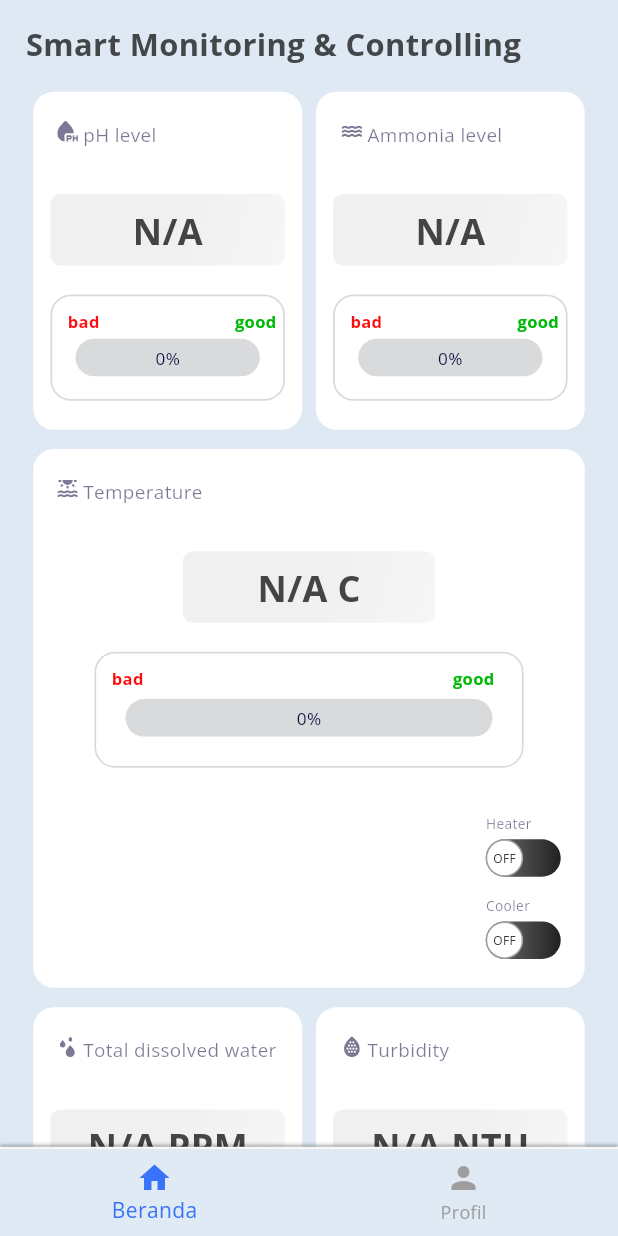
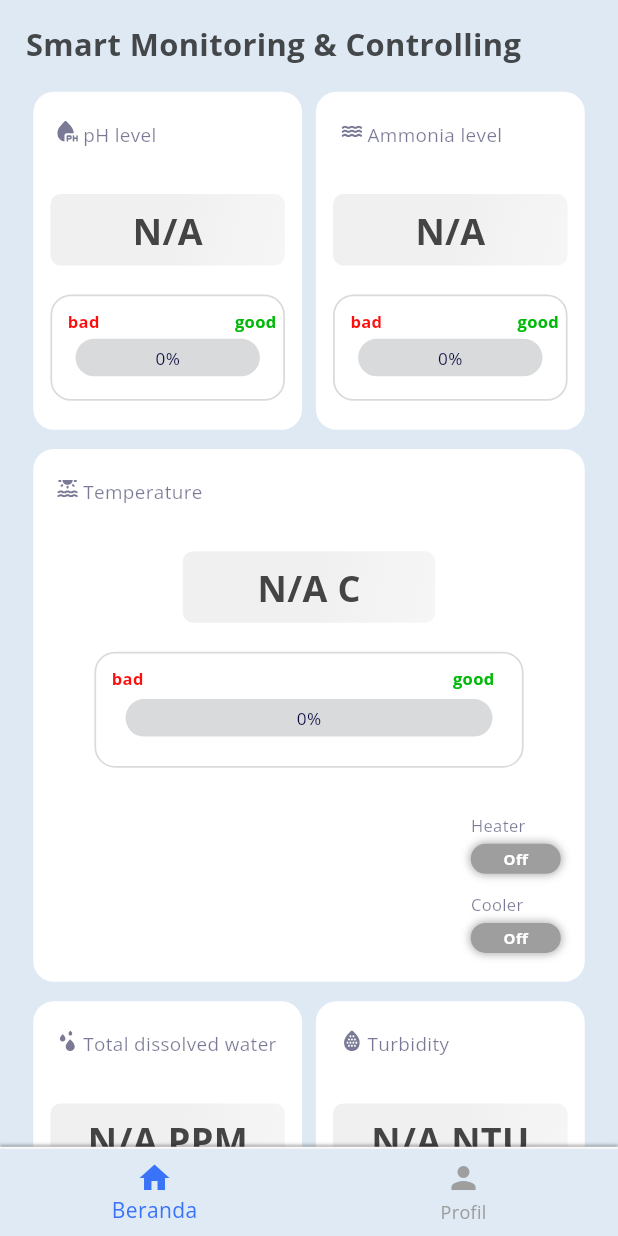
Before and after one commit to ZaeNau/TA-Capstone-Project_AquaKoi, a Flutter app: the DashboardScreen screen opened by its route, on a phone screen of 412 x 824 dp. Run offline on Flutter 3.47's test engine with Material 3 defaults, Android fonts, the phone set to English and light mode, and no system bars; drawn by our look-alikes of getwidget; our stand-ins replace cached_network_image, firebase_auth, firebase_core, firebase_database, firebase_messaging, flutter_svg and 5 more; accounts and stored records are empty.

Commit message:
Update dashboard_screen.dart

```diff
--- a/AquaKoi_main/lib/Presentation/dashboard_screen.dart
+++ b/AquaKoi_main/lib/Presentation/dashboard_screen.dart
@@ -5,78 +5,6 @@ import 'package:getwidget/getwidget.dart';
 import 'package:aquakoi/Presentation/profil_screen.dart';
 import 'package:flutter/material.dart';
 import '../core/app_export.dart';
-
-class ToggleButton extends StatefulWidget {
-  final bool initialState;
-  final Function(bool) onToggle;
-
-  const ToggleButton({super.key, required this.initialState, required this.onToggle});
-
-  @override
-  // ignore: library_private_types_in_public_api
-  _ToggleButtonState createState() => _ToggleButtonState();
-}
-
-class _ToggleButtonState extends State<ToggleButton> {
-  late bool isOn;
-
-  @override
-  void initState() {
-    super.initState();
-    isOn = widget.initialState;
-  }
-
-  void _toggle() {
-    setState(() {
-      isOn = !isOn;
-    });
-    widget.onToggle(isOn);
-  }
-
-  @override
-  Widget build(BuildContext context) {
-    return GestureDetector(
-      onTap: _toggle,
-      child: Container(
-        width: 50,
-        height: 25,
-        decoration: isOn
-            ? AppDecoration.gradientLightBlueToBlueA
-            : AppDecoration.gradientGrayToBlueGray,
-        child: Stack(
-          children: [
-            AnimatedPositioned(
-              duration: Duration(milliseconds: 300),
-              curve: Curves.easeInOut,
-              left: isOn ? 25 : 0,
-              right: isOn ? 0 : 25,
-              child: Container(
-                width: 25,
-                height: 25,
-                decoration: BoxDecoration(
-                  color: Color.fromARGB(255, 255, 255, 255),
-                  shape: BoxShape.circle,
-                  border: Border.all(
-                    color: isOn ? Colors.blue : Colors.grey,
-                    width: 1,
-                  ),
-                ),
-                alignment: Alignment.center,
-                child: Text(
-                  isOn ? 'ON' : 'OFF',
-                  style: TextStyle(
-                    color: isOn ? Colors.blue[700] : Colors.grey[900],
-                    fontSize: 8,
-                  ),
-                ),
-              ),
-            ),
-          ],
-        ),
-      ),
-    );
-  }
-}
 
 class ParameterCard extends StatelessWidget {
   final String title;
@@ -197,6 +125,28 @@ class _DashboardScreenState extends State<DashboardScreen> {
         Navigator.pushNamed(context, AppRoutes.loginScreen);
       });
     }
+
+    // Listen for changes in the 'Heater', 'chiller', and 'WaterPump' nodes
+    _relayStateReference.child('Heater').onValue.listen((event) {
+      var value = event.snapshot.value;
+      setState(() {
+        _heaterState = (value == '1');
+      });
+    });
+
+    _relayStateReference.child('chiller').onValue.listen((event) {
+      var value = event.snapshot.value;
+      setState(() {
+        _coolerState = (value == '1');
+      });
+    });
+
+    _relayStateReference.child('WaterPump').onValue.listen((event) {
+      var value = event.snapshot.value;
+      setState(() {
+        _waterpState = (value == '1');
+      });
+    });
   }
   @override
   Widget build(BuildContext context) {
@@ -421,39 +371,71 @@ Widget _buildTemperature(BuildContext context) {
       children: [
         Text(
           "Heater",
-                    style: CustomTextStyles.bodySmallPrimaryContainer_1,
+          style: CustomTextStyles.bodySmallPrimaryContainer_1.copyWith(fontSize: 11.0), // Adjust font size here
         ),
         SizedBox(height: 3.v),
-                  ToggleButton(
-                    initialState: _heaterState, // Kontrol ini bisa diatur berdasarkan data aktual
-                    onToggle: (bool value) {
-                      setState(() {
-                        _heaterState = value;
-                      });
-                      //update firebase data when toggle button state changes
-                      _relayStateReference.update({'Heater':value? '1':'0'});
-                    },
+        Container(
+          height: 20, // Adjust the height as needed
+          width: 60, // Adjust the width as needed
+          decoration: BoxDecoration(
+            borderRadius: BorderRadius.circular(20), // Rounded corners
+            color: _heaterState ? Colors.blue : Colors.grey, // Use different colors for on and off states
+            boxShadow: [
+              BoxShadow(
+                color: Colors.black.withOpacity(0.3),
+                blurRadius: 4,
+                spreadRadius: 1,
+              ),
+            ],
+          ),
+          child: Center(
+            child: Text(
+              _heaterState ? 'On' : 'Off', // Display On or Off text
+              style: TextStyle(
+                fontSize: 10.0,
+                color: Colors.white,
+                fontWeight: FontWeight.bold,
+              ),
+            ),
+          ),
         ),
         SizedBox(height: 10.v),
         Text(
           "Cooler",
-                    style: CustomTextStyles.bodySmallPrimaryContainer_1,
+          style: CustomTextStyles.bodySmallPrimaryContainer_1.copyWith(fontSize: 11.0), // Adjust font size here
         ),
         SizedBox(height: 3.v),
-                  ToggleButton(
-                    initialState: _coolerState, // Kontrol ini bisa diatur berdasarkan data aktual
-                    onToggle: (bool value) {
-                      setState(() {
-                        _coolerState = value;
-                      });
-                      //update firebase data when toggle button state changes
-                      _relayStateReference.update({'chiller':value? '1':'0'});
-                    },
+        Container(
+          height: 20, // Adjust the height as needed
+          width: 60, // Adjust the width as needed
+          decoration: BoxDecoration(
+            borderRadius: BorderRadius.circular(20), // Rounded corners
+            color: _coolerState ? Colors.blue : Colors.grey, // Use different colors for on and off states
+            boxShadow: [
+              BoxShadow(
+                color: Colors.black.withOpacity(0.3),
+                blurRadius: 4,
+                spreadRadius: 1,
+              ),
+            ],
+          ),
+          child: Center(
+            child: Text(
+              _coolerState ? 'On' : 'Off', // Display On or Off text
+              style: TextStyle(
+                fontSize: 10.0,
+                color: Colors.white,
+                fontWeight: FontWeight.bold,
+              ),
+            ),
+          ),
         ),
       ],
     ),
   ),
 ),
+
+
         ],
       ),
     ),
@@ -966,23 +948,30 @@ Widget _buildTDS(BuildContext context) {
           ),
         ),
         SizedBox(height: 3.v),
-        Align(
-          alignment: Alignment.centerRight,
-          child: Container(
-            child: Column(
-              mainAxisSize: MainAxisSize.min,
-              children: [
-                  ToggleButton(
-                  initialState: _waterpState, // Kontrol ini bisa diatur berdasarkan data aktual
-                  onToggle: (bool value) {
-                    setState(() {
-                      _waterpState = value;
-                    });
-                  //update firebase data when toggle button state changes
-                   _relayStateReference.update({'waterpump':value? '1':'0'});
-                  },
+          Container(
+            height: 20, // Adjust the height as needed
+            width: 60, // Adjust the width as needed
+            decoration: BoxDecoration(
+              borderRadius: BorderRadius.circular(20),
+              // Rounded corners
+              color: _waterpState ? Colors.blue : Colors.grey,
+              // Use different colors for on and off states
+              boxShadow: [
+                BoxShadow(
+                  color: Colors.black.withOpacity(0.3),
+                  blurRadius: 4,
+                  spreadRadius: 1,
                 ),
               ],
+            ),
+            child: Center(
+              child: Text(
+                _waterpState ? 'ON' : 'OFF', // Display On or Off text
+                style: TextStyle(
+                  color: Colors.white,
+                  fontSize: 10.0,
+                  fontWeight: FontWeight.bold,
+                ),
               ),
             ),
           ),
@@ -1149,7 +1138,7 @@ Widget _buildTurbidity(BuildContext context) {
         Align(
           alignment: Alignment.centerRight,
           child: Padding(
-            padding: EdgeInsets.only(),
+            padding: EdgeInsets.only(right: 4.h),
             child: Text(
               "WaterPump",
               style: CustomTextStyles.bodySmallPrimaryContainer_1,
@@ -1157,23 +1146,30 @@ Widget _buildTurbidity(BuildContext context) {
           ),
         ),
         SizedBox(height: 3.v),
-        Align(
-          alignment: Alignment.centerRight,
-          child: Container(
-            child: Column(
-              mainAxisSize: MainAxisSize.min,
-              children: [
-                ToggleButton(
-                  initialState: _waterpState, // Kontrol ini bisa diatur berdasarkan data aktual
-                  onToggle: (bool value) {
-                    setState(() {
-                      _waterpState = value;
-                    });
-                    // update firebase data when toggle button state changes
-                    _relayStateReference.update({'waterpump': value ? '1' : '0'});
-                  },
+          Container(
+            height: 20, // Adjust the height as needed
+            width: 60, // Adjust the width as needed
+            decoration: BoxDecoration(
+              borderRadius: BorderRadius.circular(20),
+              // Rounded corners
+              color: _waterpState ? Colors.blue : Colors.grey,
+              // Use different colors for on and off states
+              boxShadow: [
+                BoxShadow(
+                  color: Colors.black.withOpacity(0.3),
+                  blurRadius: 4,
+                  spreadRadius: 1,
                 ),
               ],
+            ),
+            child: Center(
+              child: Text(
+                _waterpState ? 'ON' : 'OFF', // Display On or Off text
+                style: TextStyle(
+                  color: Colors.white,
+                  fontSize: 10.0,
+                  fontWeight: FontWeight.bold,
+                ),
               ),
             ),
           ),
```
Lines whose indentation alone changed are shown as unchanged.
